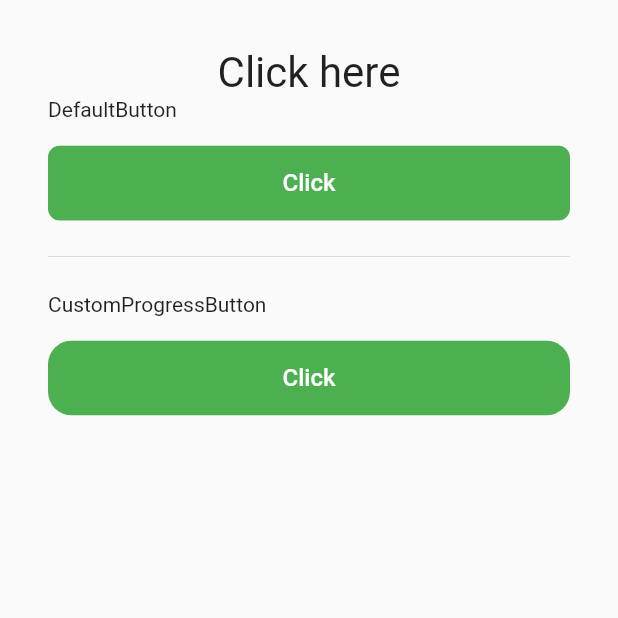
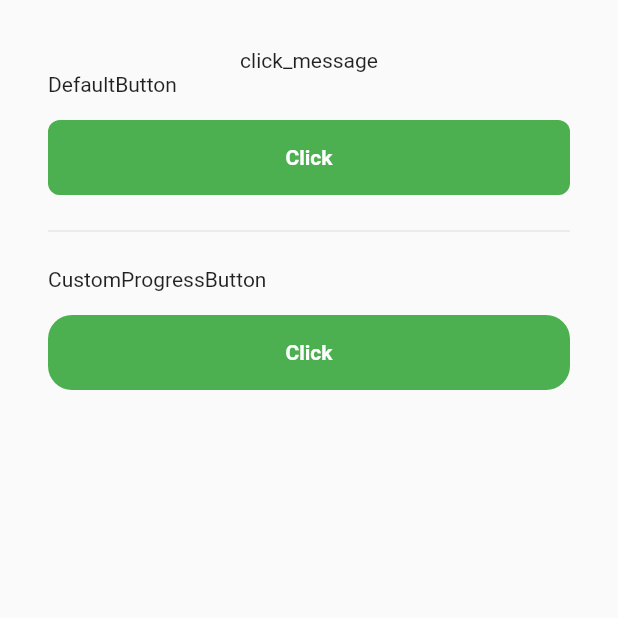
Before and after one commit to srnunio/customized, a Flutter app: the CustomButtonExample screen opened directly, on a phone screen of 412 x 824 dp, the top half of it. Run offline on Flutter 3.47's test engine with Material 2 defaults, Android fonts, the phone set to English and light mode, and no system bars.

Commit message:
other improvements

```diff
--- a/example/lib/custom_button_example.dart
+++ b/example/lib/custom_button_example.dart
@@ -9,9 +9,7 @@ class CustomButtonExample extends StatefulWidget {
 }
 
 class _CustomButtonExampleState extends State<CustomButtonExample> {
-  Color _grey300 = Colors.grey[300];
   Color _green = Colors.green;
-  Color _green50 = Colors.green[50];
   bool isLoading = false;
 
   @override
@@ -24,9 +22,7 @@ class _CustomButtonExampleState extends State<CustomButtonExample> {
           children: [
             Txt(
               'click_message',
-              textSize: 28,
               textAlign: TextAlign.center,
-              builderText: (value) => 'Click here',
             ),
             Txt('DefaultButton'),
             SizedBox(
@@ -35,7 +31,8 @@ class _CustomButtonExampleState extends State<CustomButtonExample> {
             DefaultButton(
               value: 'Click',
               activeColor: Colors.green,
-              textColor: Colors.white,
+              textStyle: (_) =>
+                  _.copyWith(color: Colors.white, fontWeight: FontWeight.bold),
               onPressed: () {},
             ),
             SizedBox(
@@ -55,6 +52,8 @@ class _CustomButtonExampleState extends State<CustomButtonExample> {
               isLoading: isLoading,
               border: 16.0,
               ignorePlatform: true,
+              textStyle: (_) =>
+                  _.copyWith(fontWeight: FontWeight.bold, color: Colors.white),
               onPressed: () async {
                 setState(() => isLoading = !isLoading);
                 await Future.delayed(Duration(seconds: 2));
--- a/example/lib/custom_text_example.dart
+++ b/example/lib/custom_text_example.dart
@@ -28,8 +28,11 @@ class _CustomTextExampleState extends State<CustomTextExample> {
             Container(
               child: Txt(
                 value,
-                textSize: 28,
                 textAlign: TextAlign.center,
+                textStyle: (_) => TextStyle(
+                    fontWeight: FontWeight.bold,
+                    color: Colors.black,
+                    decoration: TextDecoration.underline),
                 rich: Rich(
                     key: key,
                     onRichTap: (value) {
@@ -38,6 +41,7 @@ class _CustomTextExampleState extends State<CustomTextExample> {
                     },
                     style: TextStyle(
                         fontWeight: FontWeight.bold,
+                        color: Colors.black,
                         decoration: TextDecoration.underline)),
               ),
             ),
--- a/example/lib/main.dart
+++ b/example/lib/main.dart
@@ -18,8 +18,8 @@ class MyApp extends StatelessWidget {
         primarySwatch: Colors.blue,
         visualDensity: VisualDensity.adaptivePlatformDensity,
       ),
-      // home: CustomButtonExample(),
-     home: ExamplePage(),
+      home: CustomTextExample(),
+     // home: CustomTextExample(),
       debugShowCheckedModeBanner: false,
     );
   }
--- a/lib/src/custom_button.dart
+++ b/lib/src/custom_button.dart
@@ -7,33 +7,32 @@ abstract class _CustomButton extends StatelessWidget {
   final Function onPressed;
   final Color activeColor;
   final Color disabledColor;
-  final Color textColor;
   final String text;
   final double border;
   final double elevation;
-  final TextStyle textStyle;
+  final double height;
   final TxtCase txtCase;
-  final FontWeight fontWeight;
   final double textSize;
+  final Color textColor;
   final bool enableEffectClicked;
-  final String Function(String value) builderText;
+  final TextStyle Function(TextStyle style) textStyle;
 
   const _CustomButton({
     this.onPressed,
     this.enableEffectClicked = true,
     this.activeColor,
     this.disabledColor,
-    this.textColor,
-    this.builderText,
     this.text,
     this.txtCase,
     this.textStyle,
-    this.textSize = 16.0,
-    this.fontWeight,
+    this.textColor,
+    this.textSize,
     this.border = 8.0,
+    this.height = 50.0,
     this.elevation = 8.0,
   })  : assert(disabledColor != null),
-        assert(text != null);
+        assert(text != null),
+        assert(height != null);
 
   body({@required Widget child, @required BuildContext context}) {
     var _activeColor = activeColor ?? Theme.of(context).accentColor;
@@ -46,8 +45,8 @@ abstract class _CustomButton extends StatelessWidget {
         disabledColor: disabledColor,
         elevation: elevation,
         color: _activeColor,
-        height: 50,
-        minWidth: double.infinity,
+        height: height,
+        minWidth: double.infinity / 2,
         child: child,
         onPressed: onPressed,
       ),
@@ -56,30 +55,31 @@ abstract class _CustomButton extends StatelessWidget {
 }
 
 class DefaultButton extends _CustomButton {
-  DefaultButton({
-    @required String value,
+  DefaultButton(
+      {@required String value,
       double border,
       double elevation,
-    TextStyle textStyle,
+      TextStyle Function(TextStyle style) textStyle,
       TxtCase txtCase = TxtCase.None,
-    FontWeight fontWeight,
-    Color textColor,
       Color activeColor,
       Color disabledColor,
+      double height = 50.0,
       String Function(String value) builderText,
       @required Function onPressed,
-  })  : assert(value != null),
+      double textSize,
+      Color textColor})
+      : assert(value != null),
         super(
             text: value,
             activeColor: activeColor,
             disabledColor: disabledColor ?? Colors.grey[200],
-            textColor: textColor ?? Colors.white,
             textStyle: textStyle,
             elevation: elevation,
-            builderText: builderText,
+            height: height,
             txtCase: txtCase,
+            textSize: textSize,
+            textColor: textColor,
             border: border ?? 8.0,
-            fontWeight: fontWeight ?? FontWeight.normal,
             onPressed: onPressed);
 
   @override
@@ -87,43 +87,43 @@ class DefaultButton extends _CustomButton {
       context: context,
       child: Txt(
         text,
-        builderText: builderText,
+        textAlign: TextAlign.center,
+        textSize: textSize,
         textColor: textColor,
         txtCase: txtCase,
-        fontWeight: fontWeight,
         textStyle: textStyle,
-        textSize: textSize,
       ));
 }
 
 class CustomProgressButton extends _CustomButton {
-  CustomProgressButton({
-    this.isLoading = false,
+  CustomProgressButton(
+      {this.isLoading = false,
       this.ignorePlatform = false,
       @required String value,
       double border,
       double elevation,
-    TextStyle textStyle,
-    FontWeight fontWeight,
-    Color textColor,
+      TextStyle Function(TextStyle style) textStyle,
       Color activeColor,
       Color disabledColor,
+      double height = 50.0,
       TxtCase txtCase = TxtCase.None,
       String Function(String value) builderText,
       @required Function onPressed,
-  })  : assert(value != null),
+      double textSize,
+      Color textColor})
+      : assert(value != null),
         assert(isLoading != null),
         super(
             text: value,
             activeColor: activeColor,
             disabledColor: disabledColor ?? Colors.grey[200],
-            textColor: textColor ?? Colors.white,
             textStyle: textStyle,
             txtCase: txtCase,
-            builderText: builderText,
+            textSize: textSize,
+            textColor: textColor,
             elevation: elevation ?? 0.0,
+            height: height,
             border: border ?? 8.0,
-            fontWeight: fontWeight ?? FontWeight.normal,
             onPressed: (isLoading) ? null : onPressed);
 
   final bool isLoading;
@@ -138,11 +138,9 @@ class CustomProgressButton extends _CustomButton {
           child: Txt(
             text,
             txtCase: txtCase,
-            builderText: builderText,
-            textColor: textColor,
-            fontWeight: fontWeight,
             textStyle: textStyle,
             textSize: textSize,
+            textColor: textColor,
           ));
     else
       return body(
--- a/lib/src/custom_text.dart
+++ b/lib/src/custom_text.dart
@@ -17,7 +17,6 @@ class Rich {
 class Txt extends StatelessWidget {
   final Color textColor;
   final double textSize;
-  final FontWeight fontWeight;
   final String fontFamily;
   final String value;
   final TxtCase txtCase;
@@ -25,21 +24,18 @@ class Txt extends StatelessWidget {
   final Rich rich;
   final TextAlign textAlign;
   final TextOverflow textOverflow;
-  final TextStyle textStyle;
   final TextDecoration textDecoration;
   final TextDirection textDirection;
   final Locale locale;
-  final String Function(String value) builderText;
+  final TextStyle Function(TextStyle value) textStyle;
 
   Txt(this.value,
-      {this.textColor,
-      Key key,
-      this.builderText,
-      this.textSize,
-      this.fontWeight,
+      {Key key,
       this.fontFamily,
       this.txtCase = TxtCase.None,
       this.maxLine = 0,
+      this.textSize,
+      this.textColor,
       this.textAlign,
       this.rich,
       this.locale,
@@ -52,6 +48,7 @@ class Txt extends StatelessWidget {
         super(key: key);
 
   _caseText(String text) {
+    if (text == null) return null;
     switch (txtCase) {
       case TxtCase.LowerCase:
         return text.toLowerCase();
@@ -101,19 +98,19 @@ class Txt extends StatelessWidget {
 
   @override
   Widget build(BuildContext context) {
-    String _text = value;
-
-    if (this.builderText != null) {
-      _text = builderText(value);
-    }
-
-    assert(_text != null);
-
-    _text = _caseText(_text);
+    final String _text = _caseText(value);
 
     final DefaultTextStyle defaultTextStyle = DefaultTextStyle.of(context);
 
-    TextStyle _effectiveTextStyle = textStyle;
+    TextStyle _effectiveTextStyle = (textStyle != null)
+        ? textStyle(defaultTextStyle.style)
+        : defaultTextStyle.style;
+
+    assert(!(textStyle != null && textColor != null));
+    assert(!(textStyle != null && textSize != null));
+    assert(!(textStyle != null && fontFamily != null));
+    assert(!(textStyle != null && textDecoration != TextDecoration.none));
+    assert(_text != null);
 
     final TextAlign _textAlign =
         textAlign ?? defaultTextStyle.textAlign ?? TextAlign.start;
@@ -126,8 +123,9 @@ class Txt extends StatelessWidget {
 
     final _locale = locale ?? Localizations.localeOf(context, nullOk: true);
 
-    if (textStyle == null || textStyle.inherit) {
-      _effectiveTextStyle = defaultTextStyle.style.merge(textStyle);
+    if (textStyle != null) {
+      _effectiveTextStyle =
+          defaultTextStyle.style.merge(textStyle(defaultTextStyle.style));
     }
 
     if (fontFamily != null) {
```
Lines whose indentation alone changed are shown as unchanged.
